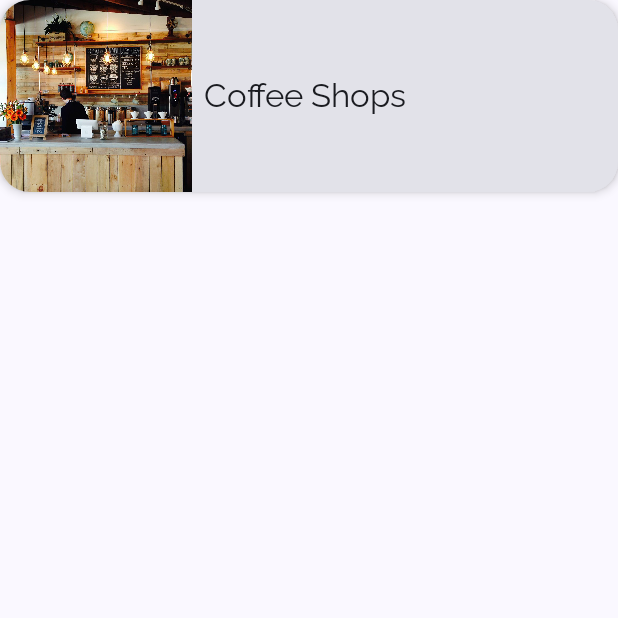
After one commit to FaaiqKhan/MyCity, an Android app built with Jetpack Compose: the composable RecommendationItem called with sample values from the repository, on a phone screen of 412 x 824 dp, the top half of it. The commit adds this screen. Run offline under Robolectric (Android 15) with nearby library versions, the phone set to English and light mode, and no system bars.

Commit message:
dimensions and recommendation item

```diff
--- a/app/src/main/java/com/androidbasics/mycity/ui/MyCityApp.kt
+++ b/app/src/main/java/com/androidbasics/mycity/ui/MyCityApp.kt
@@ -15,7 +15,6 @@ import com.androidbasics.mycity.data.local.*
 @Composable
 fun MyCityApp(
     windowSize: WindowWidthSizeClass,
-    modifier: Modifier = Modifier,
     navController: NavHostController = rememberNavController()
 ) {
 
--- /dev/null
+++ b/app/src/main/java/com/androidbasics/mycity/ui/common/RecommendationItem.kt
@@ -0,0 +1,52 @@
+package com.androidbasics.mycity.ui.common
+
+import android.content.res.Configuration.UI_MODE_NIGHT_NO
+import android.content.res.Configuration.UI_MODE_NIGHT_YES
+import androidx.compose.foundation.Image
+import androidx.compose.foundation.layout.*
+import androidx.compose.foundation.shape.RoundedCornerShape
+import androidx.compose.material3.*
+import androidx.compose.runtime.Composable
+import androidx.compose.ui.Alignment
+import androidx.compose.ui.Modifier
+import androidx.compose.ui.res.*
+import androidx.compose.ui.tooling.preview.Preview
+import com.androidbasics.mycity.R
+import com.androidbasics.mycity.data.Recommendation
+import com.androidbasics.mycity.data.local.RecommendationDataProvider
+import com.androidbasics.mycity.ui.theme.MyCityTheme
+
+@Composable
+fun RecommendationItem(recommendation: Recommendation, modifier: Modifier = Modifier) {
+    Card(
+        modifier = modifier,
+        elevation = CardDefaults.cardElevation(
+            defaultElevation = dimensionResource(id = R.dimen.card_elevation)
+        ),
+        shape = RoundedCornerShape(dimensionResource(id = R.dimen.card_corner_radius))
+    ) {
+        Row(
+            modifier = Modifier.fillMaxWidth(),
+            verticalAlignment = Alignment.CenterVertically
+        ) {
+            Image(
+                painter = painterResource(id = recommendation.image),
+                contentDescription = null,
+                modifier = Modifier.height(
+                    height = dimensionResource(id = R.dimen.card_image_height)
+                )
+            )
+            Spacer(modifier = Modifier.width(dimensionResource(id = R.dimen.padding_small)))
+            Text(text = stringResource(id = recommendation.name))
+        }
+    }
+}
+
+@Preview(name = "Light theme", showBackground = false, uiMode = UI_MODE_NIGHT_NO)
+@Preview(name = "Dark theme", showBackground = false, uiMode = UI_MODE_NIGHT_YES)
+@Composable
+private fun RecommendationItemPreview() {
+    MyCityTheme {
+        RecommendationItem(recommendation = RecommendationDataProvider.defaultRecommendation)
+    }
+}
--- /dev/null
+++ b/app/src/main/res/values/dimension.xml
@@ -0,0 +1,16 @@
+<?xml version="1.0" encoding="utf-8"?>
+<resources>
+    <dimen name="padding_small">8dp</dimen>
+    <dimen name="padding_medium">16dp</dimen>
+
+    <dimen name="card_elevation">4dp</dimen>
+    <dimen name="card_corner_radius">20dp</dimen>
+    <dimen name="card_image_height">128dp</dimen>
+    <dimen name="card_image_height_details">250dp</dimen>
+    <dimen name="card_text_vertical_space">4dp</dimen>
+
+    <dimen name="padding_detail_content_horizontal">40dp</dimen>
+    <dimen name="padding_detail_content_vertical">24dp</dimen>
+
+    <dimen name="top_appbar_height">64dp</dimen>
+</resources>
```
Also changed, not shown: app/src/main/java/com/androidbasics/mycity/MainActivity.kt (+5 -20 lines).
